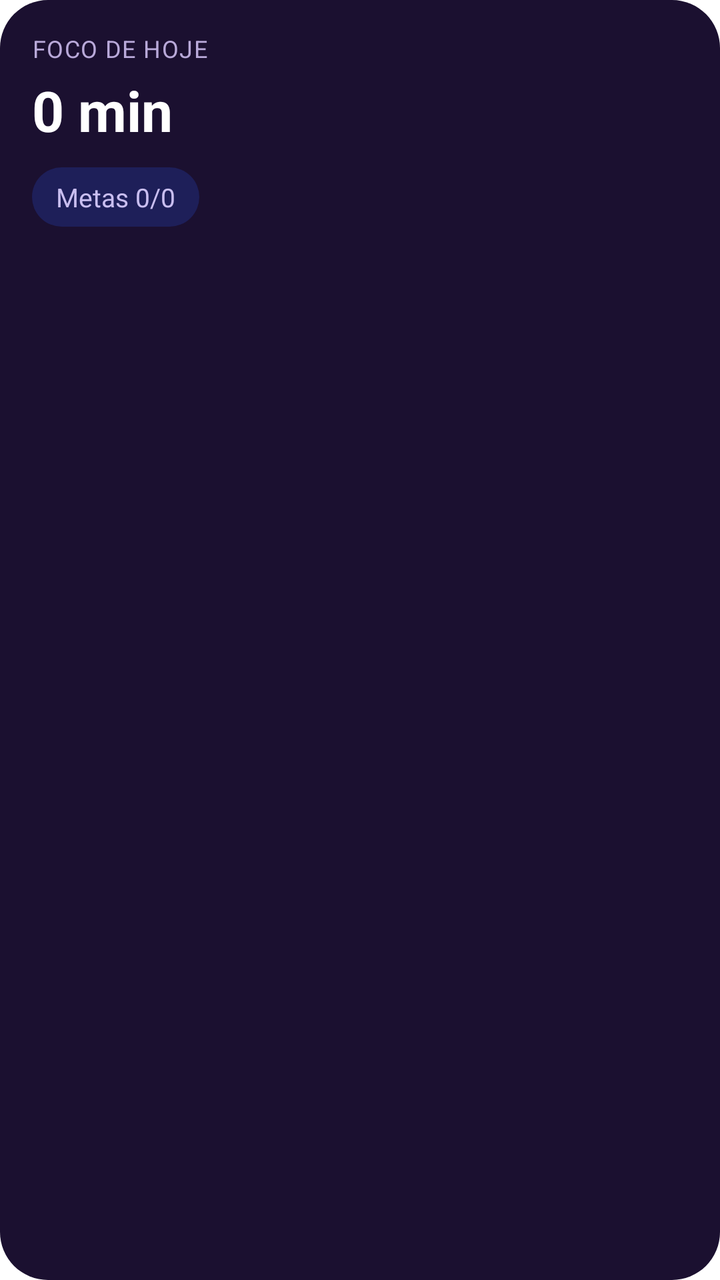
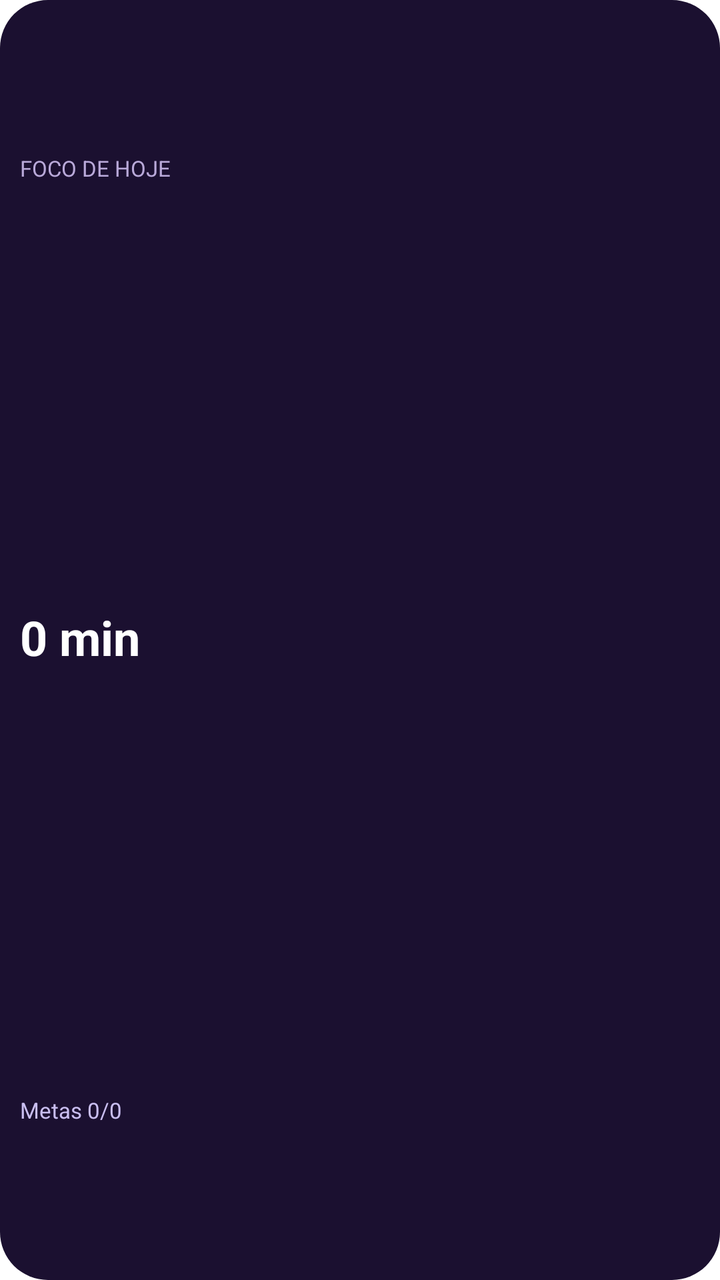

Screens rendered from an Android XML layout before and after an edit, with the pre-edit source and the edit as a unified diff.
<!-- AndroidManifest.xml: fallback theme Theme.MaterialComponents.DayNight.NoActionBar -->
<!-- res/layout/widget_focus_today.xml -->
<?xml version="1.0" encoding="utf-8"?>
<LinearLayout xmlns:android="http://schemas.android.com/apk/res/android"
    android:id="@+id/widget_root"
    android:layout_width="match_parent"
    android:layout_height="match_parent"
    android:orientation="vertical"
    android:background="@drawable/widget_background"
    android:padding="16dp">

    <TextView
        android:id="@+id/widget_label"
        android:layout_width="wrap_content"
        android:layout_height="wrap_content"
        android:text="Foco de hoje"
        android:textColor="#B9A9D9"
        android:textSize="12sp"
        android:letterSpacing="0.04"
        android:textAllCaps="true" />

    <TextView
        android:id="@+id/widget_focus_value"
        android:layout_width="wrap_content"
        android:layout_height="wrap_content"
        android:layout_marginTop="4dp"
        android:text="0 min"
        android:textColor="#FFFFFF"
        android:textSize="28sp"
        android:textStyle="bold" />

    <TextView
        android:id="@+id/widget_goals_value"
        android:layout_width="wrap_content"
        android:layout_height="wrap_content"
        android:layout_marginTop="10dp"
        android:paddingStart="12dp"
        android:paddingEnd="12dp"
        android:paddingTop="6dp"
        android:paddingBottom="6dp"
        android:background="@drawable/widget_progress_pill"
        android:text="Metas 0/0"
        android:textColor="#C9BEF0"
        android:textSize="13sp" />

</LinearLayout>
<!-- resources referenced by this layout -->
<resources>
  <!-- drawable widget_background (drawable) -->
  <?xml version="1.0" encoding="utf-8"?>
  <shape xmlns:android="http://schemas.android.com/apk/res/android"
      android:shape="rectangle">
      <solid android:color="#1B1030" />
      <corners android:radius="24dp" />
  </shape>
  <!-- drawable widget_progress_pill (drawable) -->
  <?xml version="1.0" encoding="utf-8"?>
  <shape xmlns:android="http://schemas.android.com/apk/res/android"
      android:shape="rectangle">
      <solid android:color="#332A5CFF" />
      <corners android:radius="20dp" />
  </shape>
</resources>

<!-- the commit's change to res/layout/widget_focus_today.xml (unified diff, before → after) -->
@@ -5,40 +5,59 @@
     android:layout_height="match_parent"
     android:orientation="vertical"
     android:background="@drawable/widget_background"
-    android:padding="16dp">
+    android:paddingHorizontal="10dp"
+    android:paddingVertical="6dp">
 
     <TextView
         android:id="@+id/widget_label"
-        android:layout_width="wrap_content"
-        android:layout_height="wrap_content"
+        android:layout_width="match_parent"
+        android:layout_height="0dp"
+        android:layout_weight="1"
+        android:gravity="center_vertical"
+        android:includeFontPadding="false"
+        android:maxLines="1"
+        android:ellipsize="end"
+        android:autoSizeTextType="uniform"
+        android:autoSizeMinTextSize="8sp"
+        android:autoSizeMaxTextSize="11sp"
+        android:autoSizeStepGranularity="1sp"
         android:text="Foco de hoje"
+        android:textAllCaps="true"
         android:textColor="#B9A9D9"
-        android:textSize="12sp"
-        android:letterSpacing="0.04"
-        android:textAllCaps="true" />
+        android:textSize="11sp" />
 
     <TextView
         android:id="@+id/widget_focus_value"
-        android:layout_width="wrap_content"
-        android:layout_height="wrap_content"
-        android:layout_marginTop="4dp"
+        android:layout_width="match_parent"
+        android:layout_height="0dp"
+        android:layout_weight="2"
+        android:gravity="center_vertical"
+        android:includeFontPadding="false"
+        android:maxLines="1"
+        android:ellipsize="end"
+        android:autoSizeTextType="uniform"
+        android:autoSizeMinTextSize="12sp"
+        android:autoSizeMaxTextSize="24sp"
+        android:autoSizeStepGranularity="1sp"
         android:text="0 min"
         android:textColor="#FFFFFF"
-        android:textSize="28sp"
+        android:textSize="20sp"
         android:textStyle="bold" />
 
     <TextView
         android:id="@+id/widget_goals_value"
-        android:layout_width="wrap_content"
-        android:layout_height="wrap_content"
-        android:layout_marginTop="10dp"
-        android:paddingStart="12dp"
-        android:paddingEnd="12dp"
-        android:paddingTop="6dp"
-        android:paddingBottom="6dp"
-        android:background="@drawable/widget_progress_pill"
+        android:layout_width="match_parent"
+        android:layout_height="0dp"
+        android:layout_weight="1"
+        android:gravity="center_vertical"
+        android:includeFontPadding="false"
+        android:maxLines="1"
+        android:ellipsize="end"
+        android:autoSizeTextType="uniform"
+        android:autoSizeMinTextSize="8sp"
+        android:autoSizeMaxTextSize="11sp"
+        android:autoSizeStepGranularity="1sp"
         android:text="Metas 0/0"
         android:textColor="#C9BEF0"
-        android:textSize="13sp" />
-
+        android:textSize="11sp" />
 </LinearLayout>
<!-- resource entries referenced after the edit -->
@@ -7,12 +7,5 @@
       <solid android:color="#1B1030" />
       <corners android:radius="24dp" />
   </shape>
-  <!-- drawable widget_progress_pill (drawable) -->
-  <?xml version="1.0" encoding="utf-8"?>
-  <shape xmlns:android="http://schemas.android.com/apk/res/android"
-      android:shape="rectangle">
-      <solid android:color="#332A5CFF" />
-      <corners android:radius="20dp" />
-  </shape>
 </resources>
 
